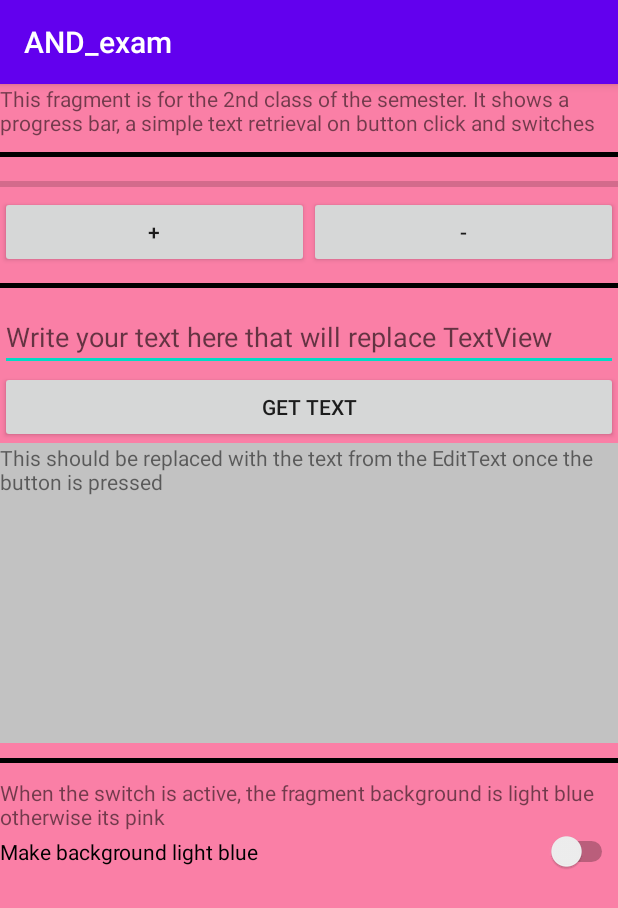
After one commit to JustelisJ/Android-app, an Android app: the fragment ResourceFragment shown on its own in the app's theme, on a phone screen of 412 x 824 dp. The commit adds this screen. Shown: the top 908 px of the screen. Run offline under Robolectric (Android 15) with nearby library versions, the phone set to English and light mode, and no system bars.

Commit message:
Layout and resource class done

```diff
--- a/app/src/main/java/com/example/and_exam/MainActivity.java
+++ b/app/src/main/java/com/example/and_exam/MainActivity.java
@@ -3,6 +3,7 @@ package com.example.and_exam;
 import android.os.Bundle;
 import android.view.View;
 import android.view.Menu;
+import android.widget.Toast;
 
 import com.google.android.material.floatingactionbutton.FloatingActionButton;
 import com.google.android.material.snackbar.Snackbar;
@@ -30,8 +31,7 @@ public class MainActivity extends AppCompatActivity {
         fab.setOnClickListener(new View.OnClickListener() {
             @Override
             public void onClick(View view) {
-                Snackbar.make(view, "Replace with your own action", Snackbar.LENGTH_LONG)
-                        .setAction("Action", null).show();
+                Toast.makeText(getApplicationContext(), "REEEEEEEEEEEEEEEEEEEEEEEEEEE", Toast.LENGTH_LONG).show();
             }
         });
         DrawerLayout drawer = findViewById(R.id.drawer_layout);
@@ -39,7 +39,7 @@ public class MainActivity extends AppCompatActivity {
         // Passing each menu ID as a set of Ids because each
         // menu should be considered as top level destinations.
         mAppBarConfiguration = new AppBarConfiguration.Builder(
-                R.id.nav_home, R.id.nav_gallery, R.id.nav_slideshow)
+                R.id.nav_home, R.id.nav_gallery, R.id.nav_slideshow, R.id.nav_layouts, R.id.nav_resources)
                 .setDrawerLayout(drawer)
                 .build();
         NavController navController = Navigation.findNavController(this, R.id.nav_host_fragment);
--- /dev/null
+++ b/app/src/main/java/com/example/and_exam/ui/resources/ResourceFragment.java
@@ -0,0 +1,90 @@
+package com.example.and_exam.ui.resources;
+
+import android.graphics.Color;
+import android.os.Bundle;
+import android.view.LayoutInflater;
+import android.view.View;
+import android.view.ViewGroup;
+import android.widget.Button;
+import android.widget.CompoundButton;
+import android.widget.EditText;
+import android.widget.ProgressBar;
+import android.widget.Switch;
+import android.widget.TextView;
+
+import androidx.annotation.NonNull;
+import androidx.fragment.app.Fragment;
+import androidx.lifecycle.ViewModelProviders;
+
+import com.example.and_exam.R;
+import com.example.and_exam.ui.layouts.LayoutViewModel;
+
+public class ResourceFragment extends Fragment {
+
+    ProgressBar progressBar;
+    Button increase;
+    Button decrease;
+
+    EditText editText;
+    Button button;
+    TextView textView;
+
+    Switch aSwitch;
+
+    private ResourceViewModel resourceViewModel;
+
+    public View onCreateView(@NonNull LayoutInflater inflater,
+                             ViewGroup container, Bundle savedInstanceState) {
+        resourceViewModel =
+                ViewModelProviders.of(this).get(ResourceViewModel.class);
+        final View root = inflater.inflate(R.layout.fragment_resources, container, false);
+
+        progressBar = root.findViewById(R.id.progressBar);
+        increase = root.findViewById(R.id.increase);
+        decrease = root.findViewById(R.id.decrease);
+        editText = root.findViewById(R.id.resource_editText);
+        button = root.findViewById(R.id.resource_setText);
+        textView = root.findViewById(R.id.resource_textView);
+        aSwitch = root.findViewById(R.id.switch1);
+
+        progressBar.setMin(0);
+        progressBar.setMax(15);
+        progressBar.setProgress(0);
+
+        root.setBackgroundColor(0xFFFA7FA6);
+
+        increase.setOnClickListener(new View.OnClickListener() {
+            @Override
+            public void onClick(View v) {
+                progressBar.incrementProgressBy(1);
+            }
+        });
+        decrease.setOnClickListener(new View.OnClickListener() {
+            @Override
+            public void onClick(View v) {
+                progressBar.incrementProgressBy(-1);
+            }
+        });
+
+        button.setOnClickListener(new View.OnClickListener() {
+            @Override
+            public void onClick(View v) {
+                if(editText.getText().toString() != "")
+                    textView.setText(editText.getText().toString());
+            }
+        });
+
+        aSwitch.setOnCheckedChangeListener(new CompoundButton.OnCheckedChangeListener() {
+            @Override
+            public void onCheckedChanged(CompoundButton buttonView, boolean isChecked) {
+                if(isChecked)
+                    root.setBackgroundColor(0xFF78D2FF);
+                else
+                    root.setBackgroundColor(0xFFFA7FA6);
+            }
+        });
+
+        return root;
+    }
+
+}
--- /dev/null
+++ b/app/src/main/java/com/example/and_exam/ui/resources/ResourceViewModel.java
@@ -0,0 +1,19 @@
+package com.example.and_exam.ui.resources;
+
+import androidx.lifecycle.LiveData;
+import androidx.lifecycle.MutableLiveData;
+import androidx.lifecycle.ViewModel;
+
+public class ResourceViewModel extends ViewModel {
+
+    private MutableLiveData<String> mText;
+
+    public ResourceViewModel() {
+        mText = new MutableLiveData<>();
+        mText.setValue("This is resource fragment");
+    }
+
+    public LiveData<String> getText() {
+        return mText;
+    }
+}
--- /dev/null
+++ b/app/src/main/res/layout/fragment_intents.xml
@@ -0,0 +1,6 @@
+<?xml version="1.0" encoding="utf-8"?>
+<androidx.constraintlayout.widget.ConstraintLayout
+    xmlns:android="http://schemas.android.com/apk/res/android" android:layout_width="match_parent"
+    android:layout_height="match_parent">
+
+</androidx.constraintlayout.widget.ConstraintLayout>
--- /dev/null
+++ b/app/src/main/res/layout/fragment_resources.xml
@@ -0,0 +1,101 @@
+<?xml version="1.0" encoding="utf-8"?>
+<androidx.constraintlayout.widget.ConstraintLayout
+    xmlns:android="http://schemas.android.com/apk/res/android" android:layout_width="match_parent"
+    android:layout_height="match_parent">
+
+    <LinearLayout
+        android:layout_width="match_parent"
+        android:layout_height="match_parent"
+        android:orientation="vertical">
+
+        <TextView
+            android:id="@+id/textView3"
+            android:layout_width="match_parent"
+            android:layout_height="wrap_content"
+            android:text="@string/resource_intro" />
+
+        <View
+            android:layout_width="match_parent"
+            android:layout_height="3dp"
+            android:background="#000000"
+            android:layout_marginTop="10dp"
+            android:layout_marginBottom="10dp"/>
+
+        <ProgressBar
+            android:id="@+id/progressBar"
+            style="?android:attr/progressBarStyleHorizontal"
+            android:layout_width="match_parent"
+            android:layout_height="wrap_content" />
+
+        <LinearLayout
+            android:layout_width="match_parent"
+            android:layout_height="wrap_content"
+            android:orientation="horizontal">
+
+            <Button
+                android:id="@+id/increase"
+                android:layout_width="wrap_content"
+                android:layout_height="wrap_content"
+                android:layout_weight="1"
+                android:text="@string/resource_plus" />
+
+            <Button
+                android:id="@+id/decrease"
+                android:layout_width="wrap_content"
+                android:layout_height="wrap_content"
+                android:layout_weight="1"
+                android:text="@string/resource_minus" />
+
+        </LinearLayout>
+
+        <View
+            android:layout_width="match_parent"
+            android:layout_height="3dp"
+            android:background="#000000"
+            android:layout_marginTop="10dp"
+            android:layout_marginBottom="10dp"/>
+
+        <EditText
+            android:id="@+id/resource_editText"
+            android:layout_width="match_parent"
+            android:layout_height="wrap_content"
+            android:ems="10"
+            android:hint="@string/resource_editText"
+            android:inputType="textPersonName" />
+
+        <Button
+            android:layout_width="match_parent"
+            android:layout_height="wrap_content"
+            android:id="@+id/resource_setText"
+            android:text="@string/resource_button"/>
+
+        <TextView
+            android:id="@+id/resource_textView"
+            android:layout_width="match_parent"
+            android:layout_height="200dp"
+            android:text="@string/resource_textView"
+            android:background="#c2c2c2"/>
+
+        <View
+            android:layout_width="match_parent"
+            android:layout_height="3dp"
+            android:background="#000000"
+            android:layout_marginTop="10dp"
+            android:layout_marginBottom="10dp"/>
+
+        <TextView
+            android:id="@+id/resource_switchExplanation"
+            android:layout_width="match_parent"
+            android:layout_height="wrap_content"
+            android:text="@string/resource_switchExplanation" />
+
+        <Switch
+            android:id="@+id/switch1"
+            android:layout_width="match_parent"
+            android:layout_height="wrap_content"
+            android:text="@string/resource_switch"
+            android:checked="false"/>
+
+    </LinearLayout>
+
+</androidx.constraintlayout.widget.ConstraintLayout>
--- a/app/src/main/res/values/strings.xml
+++ b/app/src/main/res/values/strings.xml
@@ -10,7 +10,18 @@
     <string name="menu_home">Home</string>
     <string name="menu_gallery">Gallery</string>
     <string name="menu_slideshow">Slideshow</string>
+    <string name="menu_layouts">Layouts</string>
+    <string name="menu_resources">Resources</string>
 
     <string name="home_second">Home Second</string>
     <string name="title">Title</string>
+    <string name="layout_fragment_intro">In this fragment is is shown how to give views weight, so that the views automaticly split the remaining free space in the fragment and split it in 1:3 ratio</string>
+    <string name="resource_plus">+</string>
+    <string name="resource_minus">-</string>
+    <string name="resource_intro">This fragment is for the 2nd class of the semester. It shows a progress bar, a simple text retrieval on button click and switches</string>
+    <string name="resource_textView">This should be replaced with the text from the EditText once the button is pressed</string>
+    <string name="resource_editText">Write your text here that will replace TextView</string>
+    <string name="resource_button">Get text</string>
+    <string name="resource_switchExplanation">When the switch is active, the fragment background is light blue otherwise its pink</string>
+    <string name="resource_switch">Make background light blue</string>
 </resources>
```
Also changed, not shown: app/src/main/java/com/example/and_exam/ui/layouts/LayoutFragment.java (added, +31 -0 lines), app/src/main/java/com/example/and_exam/ui/layouts/LayoutViewModel.java (added, +18 -0 lines), app/src/main/res/layout/fragment_layouts.xml (added, +40 -0 lines), app/src/main/res/menu/activity_main_drawer.xml (+8 -0 lines), app/src/main/res/navigation/mobile_navigation.xml (+12 -0 lines).
